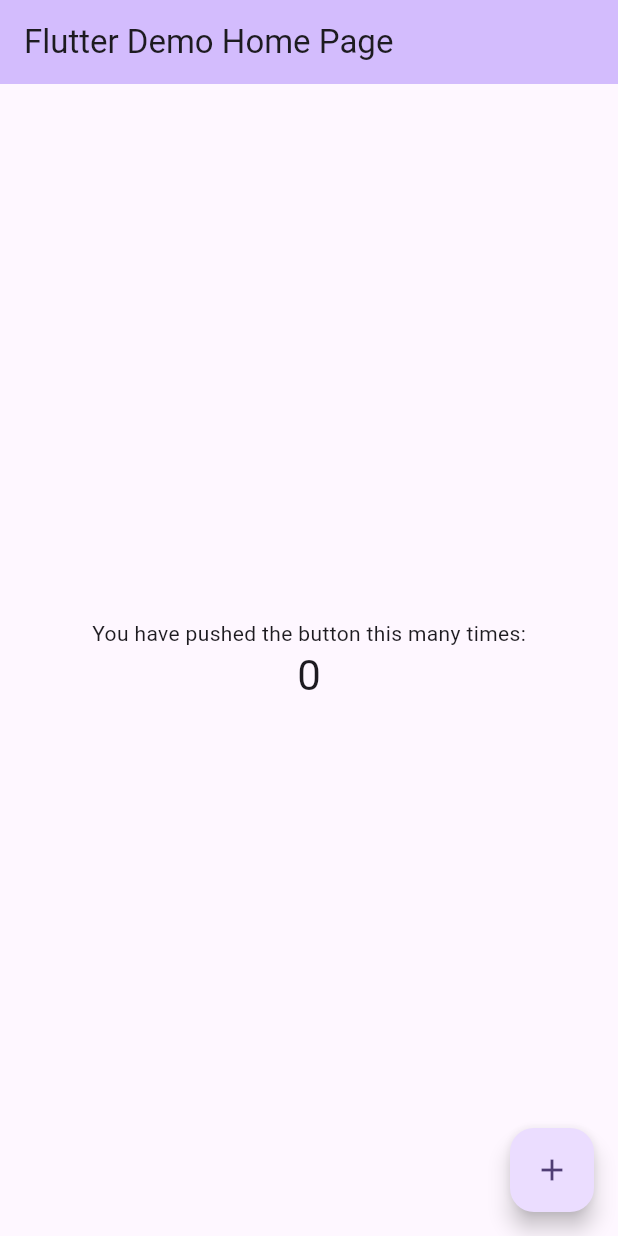
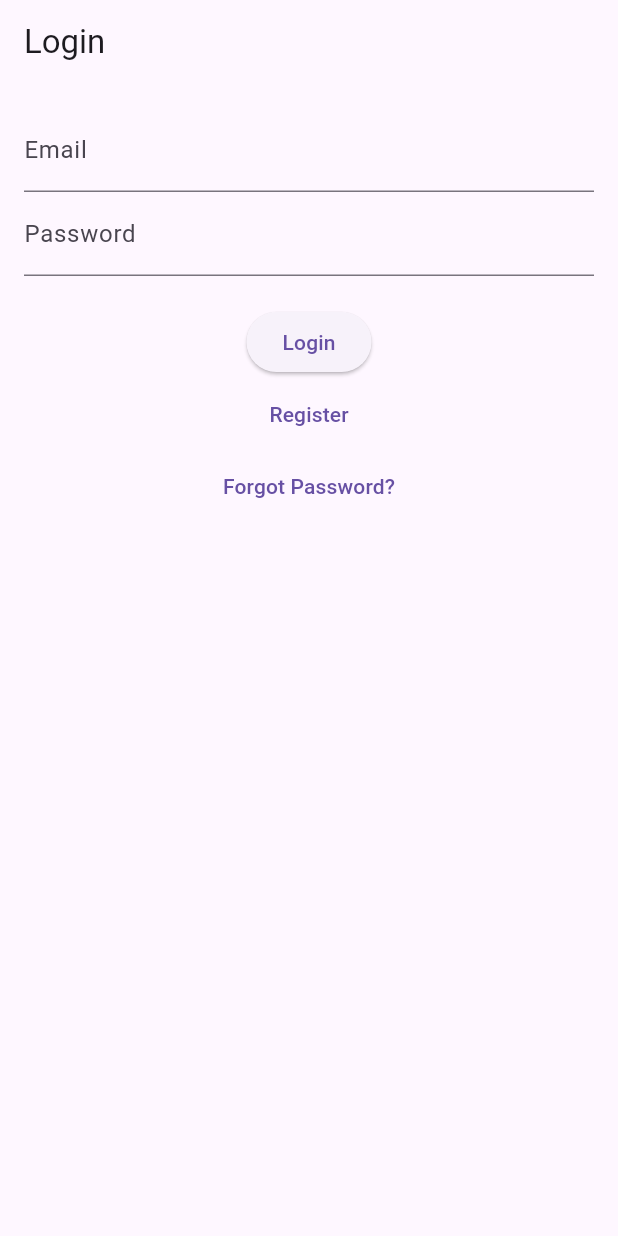
Before and after one commit to WellingtonADS/ideiacode_cadastro, a Flutter app: the screen it shows after launch, on a phone screen of 412 x 824 dp. Run offline on Flutter 3.47's test engine with Material 3 defaults, Android fonts, the phone set to English and light mode, and no system bars; our stand-ins replace cloud_firestore, firebase_auth, firebase_core, image_picker; accounts and stored records are empty.

Commit message:
modified:   lib/main.dart 	new file:   lib/models/user_model.dart 	new file:   lib/screens/login_screen.dart 	new file:   lib/screens/password_recovery_screen.dart 	new file:   lib/screens/registration_screen.dart 	new file:   lib/screens/user_details_screen.dart 	new file:   lib/services/auth_service.dart 	new file:   lib/services/user_service.dart 	modified:   pubspec.lock 	modified:   pubspec.yaml 	modified:   windows/flutter/generated_plugin_registrant.cc 	modified:   windows/flutter/generated_plugins.cmake

```diff
--- a/lib/main.dart
+++ b/lib/main.dart
@@ -1,125 +1,29 @@
+import 'package:firebase_core/firebase_core.dart';
 import 'package:flutter/material.dart';
+import 'package:provider/provider.dart';
+import 'screens/login_screen.dart';
+import 'services/auth_service.dart';
 
-void main() {
-  runApp(const MyApp());
+void main() async {
+  WidgetsFlutterBinding.ensureInitialized();
+  await Firebase.initializeApp();
+  runApp(MyApp());
 }
 
 class MyApp extends StatelessWidget {
-  const MyApp({super.key});
-
-  // This widget is the root of your application.
   @override
   Widget build(BuildContext context) {
-    return MaterialApp(
-      title: 'Flutter Demo',
-      theme: ThemeData(
-        // This is the theme of your application.
-        //
-        // TRY THIS: Try running your application with "flutter run". You'll see
-        // the application has a purple toolbar. Then, without quitting the app,
-        // try changing the seedColor in the colorScheme below to Colors.green
-        // and then invoke "hot reload" (save your changes or press the "hot
-        // reload" button in a Flutter-supported IDE, or press "r" if you used
-        // the command line to start the app).
-        //
-        // Notice that the counter didn't reset back to zero; the application
-        // state is not lost during the reload. To reset the state, use hot
-        // restart instead.
-        //
-        // This works for code too, not just values: Most code changes can be
-        // tested with just a hot reload.
-        colorScheme: ColorScheme.fromSeed(seedColor: Colors.deepPurple),
-        useMaterial3: true,
+    return MultiProvider(
+      providers: [
+        Provider<AuthService>(create: (_) => AuthService()),
+      ],
+      child: MaterialApp(
+        title: 'Client Registration',
+        theme: ThemeData(
+          primarySwatch: Colors.blue,
+        ),
+        home: LoginScreen(),
       ),
-      home: const MyHomePage(title: 'Flutter Demo Home Page'),
     );
   }
 }
-
-class MyHomePage extends StatefulWidget {
-  const MyHomePage({super.key, required this.title});
-
-  // This widget is the home page of your application. It is stateful, meaning
-  // that it has a State object (defined below) that contains fields that affect
-  // how it looks.
-
-  // This class is the configuration for the state. It holds the values (in this
-  // case the title) provided by the parent (in this case the App widget) and
-  // used by the build method of the State. Fields in a Widget subclass are
-  // always marked "final".
-
-  final String title;
-
-  @override
-  State<MyHomePage> createState() => _MyHomePageState();
-}
-
-class _MyHomePageState extends State<MyHomePage> {
-  int _counter = 0;
-
-  void _incrementCounter() {
-    setState(() {
-      // This call to setState tells the Flutter framework that something has
-      // changed in this State, which causes it to rerun the build method below
-      // so that the display can reflect the updated values. If we changed
-      // _counter without calling setState(), then the build method would not be
-      // called again, and so nothing would appear to happen.
-      _counter++;
-    });
-  }
-
-  @override
-  Widget build(BuildContext context) {
-    // This method is rerun every time setState is called, for instance as done
-    // by the _incrementCounter method above.
-    //
-    // The Flutter framework has been optimized to make rerunning build methods
-    // fast, so that you can just rebuild anything that needs updating rather
-    // than having to individually change instances of widgets.
-    return Scaffold(
-      appBar: AppBar(
-        // TRY THIS: Try changing the color here to a specific color (to
-        // Colors.amber, perhaps?) and trigger a hot reload to see the AppBar
-        // change color while the other colors stay the same.
-        backgroundColor: Theme.of(context).colorScheme.inversePrimary,
-        // Here we take the value from the MyHomePage object that was created by
-        // the App.build method, and use it to set our appbar title.
-        title: Text(widget.title),
-      ),
-      body: Center(
-        // Center is a layout widget. It takes a single child and positions it
-        // in the middle of the parent.
-        child: Column(
-          // Column is also a layout widget. It takes a list of children and
-          // arranges them vertically. By default, it sizes itself to fit its
-          // children horizontally, and tries to be as tall as its parent.
-          //
-          // Column has various properties to control how it sizes itself and
-          // how it positions its children. Here we use mainAxisAlignment to
-          // center the children vertically; the main axis here is the vertical
-          // axis because Columns are vertical (the cross axis would be
-          // horizontal).
-          //
-          // TRY THIS: Invoke "debug painting" (choose the "Toggle Debug Paint"
-          // action in the IDE, or press "p" in the console), to see the
-          // wireframe for each widget.
-          mainAxisAlignment: MainAxisAlignment.center,
-          children: <Widget>[
-            const Text(
-              'You have pushed the button this many times:',
-            ),
-            Text(
-              '$_counter',
-              style: Theme.of(context).textTheme.headlineMedium,
-            ),
-          ],
-        ),
-      ),
-      floatingActionButton: FloatingActionButton(
-        onPressed: _incrementCounter,
-        tooltip: 'Increment',
-        child: const Icon(Icons.add),
-      ), // This trailing comma makes auto-formatting nicer for build methods.
-    );
-  }
-}
--- /dev/null
+++ b/lib/screens/login_screen.dart
@@ -0,0 +1,66 @@
+import 'package:flutter/material.dart';
+import 'package:provider/provider.dart';
+import '../services/auth_service.dart';
+import 'registration_screen.dart';
+import 'password_recovery_screen.dart';
+import 'user_details_screen.dart';
+
+class LoginScreen extends StatefulWidget {
+  @override
+  _LoginScreenState createState() => _LoginScreenState();
+}
+
+class _LoginScreenState extends State<LoginScreen> {
+  final _emailController = TextEditingController();
+  final _passwordController = TextEditingController();
+
+  @override
+  Widget build(BuildContext context) {
+    final authService = Provider.of<AuthService>(context);
+
+    return Scaffold(
+      appBar: AppBar(title: Text('Login')),
+      body: Padding(
+        padding: const EdgeInsets.all(16.0),
+        child: Column(
+          children: [
+            TextField(
+              controller: _emailController,
+              decoration: InputDecoration(labelText: 'Email'),
+            ),
+            TextField(
+              controller: _passwordController,
+              decoration: InputDecoration(labelText: 'Password'),
+              obscureText: true,
+            ),
+            SizedBox(height: 20),
+            ElevatedButton(
+              onPressed: () async {
+                User? user = await authService.signInWithEmailPassword(
+                  _emailController.text,
+                  _passwordController.text
+                );
+                if (user != null) {
+                  Navigator.pushReplacement(context, MaterialPageRoute(builder: (context) => UserDetailsScreen()));
+                }
+              },
+              child: Text('Login'),
+            ),
+            TextButton(
+              onPressed: () {
+                Navigator.push(context, MaterialPageRoute(builder: (context) => RegistrationScreen()));
+              },
+              child: Text('Register'),
+            ),
+            TextButton(
+              onPressed: () {
+                Navigator.push(context, MaterialPageRoute(builder: (context) => PasswordRecoveryScreen()));
+              },
+              child: Text('Forgot Password?'),
+            ),
+          ],
+        ),
+      ),
+    );
+  }
+}
--- /dev/null
+++ b/lib/services/auth_service.dart
@@ -0,0 +1,33 @@
+import 'package:firebase_auth/firebase_auth.dart';
+
+class AuthService {
+  final FirebaseAuth _auth = FirebaseAuth.instance;
+
+  Future<User?> signInWithEmailPassword(String email, String password) async {
+    try {
+      UserCredential result = await _auth.signInWithEmailAndPassword(email: email, password: password);
+      return result.user;
+    } catch (e) {
+      print(e.toString());
+      return null;
+    }
+  }
+
+  Future<User?> registerWithEmailPassword(String email, String password) async {
+    try {
+      UserCredential result = await _auth.createUserWithEmailAndPassword(email: email, password: password);
+      return result.user;
+    } catch (e) {
+      print(e.toString());
+      return null;
+    }
+  }
+
+  Future<void> resetPassword(String email) async {
+    await _auth.sendPasswordResetEmail(email: email);
+  }
+
+  Future<void> signOut() async {
+    await _auth.signOut();
+  }
+}
--- a/pubspec.yaml
+++ b/pubspec.yaml
@@ -36,6 +36,10 @@ dependencies:
   # Use with the CupertinoIcons class for iOS style icons.
   cupertino_icons: ^1.0.6
   firebase_core: ^3.1.0
+  firebase_auth: ^5.1.0
+  cloud_firestore: ^5.0.1
+  provider: ^6.0.5
+  image_picker: ^1.1.2
 
 dev_dependencies:
   flutter_test:
@@ -46,7 +50,7 @@ dev_dependencies:
   # activated in the `analysis_options.yaml` file located at the root of your
   # package. See that file for information about deactivating specific lint
   # rules and activating additional ones.
-  flutter_lints: ^3.0.0
+  flutter_lints: ^4.0.0
 
 # For information on the generic Dart part of this file, see the
 # following page: https://dart.dev/tools/pub/pubspec
```
Also changed, not shown: lib/models/user_model.dart (added, +43 -0 lines), lib/screens/password_recovery_screen.dart (added, +41 -0 lines), lib/screens/registration_screen.dart (added, +51 -0 lines), lib/screens/user_details_screen.dart (added, +110 -0 lines), lib/services/user_service.dart (added, +15 -0 lines), pubspec.lock, 2 other files.
